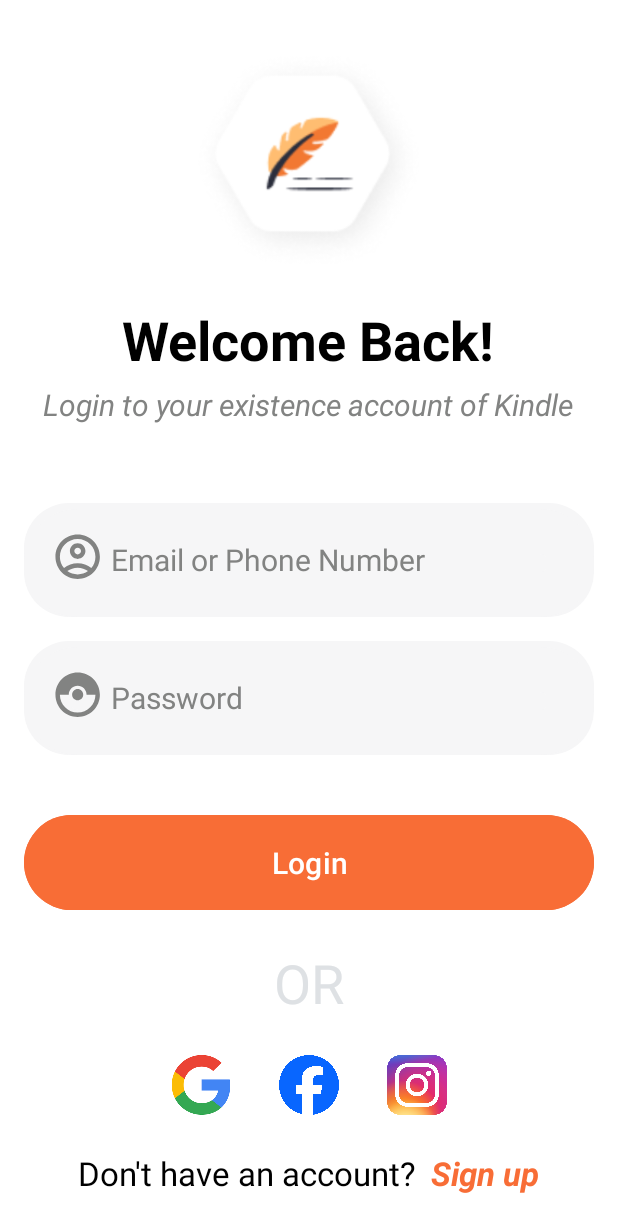
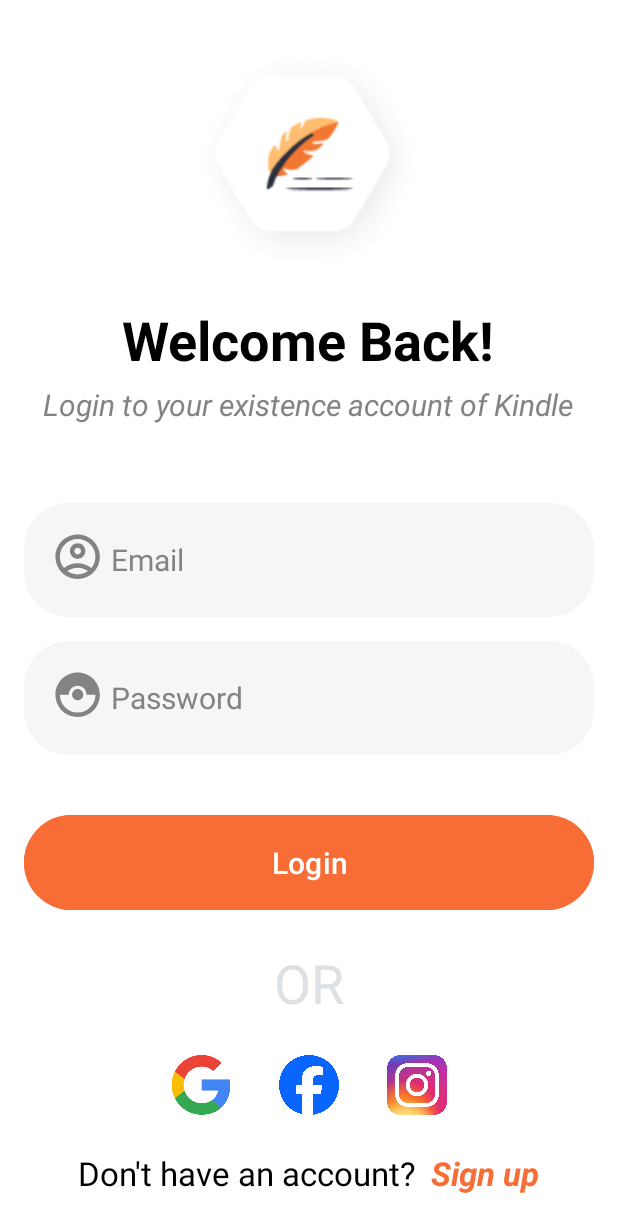
Before and after one commit to chunhai2703/PRM392_Login-Sigup-Screens, an Android app: the screen it shows after launch (MainActivity), on a phone screen of 412 x 824 dp. Shown: the top 1232 px of the screen. Run offline under Robolectric (Android 15) with nearby library versions, the phone set to English and light mode, and no system bars; our stand-ins replace Firebase (no records; nobody signed in at launch, a user with empty details on screens opened directly).

Commit message:
Update UI for Login

```diff
--- a/app/src/main/res/layout/activity_main.xml
+++ b/app/src/main/res/layout/activity_main.xml
@@ -45,7 +45,7 @@
             android:layout_width="match_parent"
             android:layout_height="wrap_content"
             android:layout_marginTop="32dp"
-            android:hint="Email or Phone Number"
+            android:hint="Email"
             android:backgroundTint="#F6F6F7"
             android:textColor="#828382"
             android:textColorHint="#828382"
```
